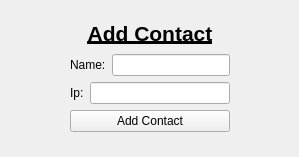
Qt form Linpop/addcontactwindow.ui (BAKFR/linpop) before a commit.
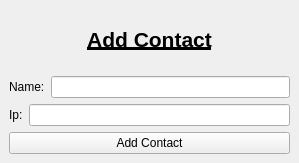
The same form after that commit.

Commit message: I forgot to add resizing to addcontactwindow. it is now done.

Patch:
```diff
--- a/Linpop/addcontactwindow.ui
+++ b/Linpop/addcontactwindow.ui
@@ -7,22 +7,15 @@
     <x>0</x>
     <y>0</y>
     <width>299</width>
-    <height>157</height>
+    <height>163</height>
    </rect>
   </property>
   <property name="windowTitle">
    <string>MainWindow</string>
   </property>
   <widget class="QWidget" name="centralwidget">
-   <widget class="QWidget" name="verticalLayoutWidget">
-    <property name="geometry">
-     <rect>
-      <x>70</x>
-      <y>20</y>
-      <width>160</width>
-      <height>112</height>
-     </rect>
-    </property>
+   <layout class="QVBoxLayout" name="verticalLayout_2">
+    <item>
     <layout class="QVBoxLayout" name="verticalLayout">
      <item>
       <widget class="QLabel" name="label">
@@ -71,7 +64,8 @@
       </widget>
      </item>
     </layout>
-   </widget>
+    </item>
+   </layout>
   </widget>
  </widget>
  <resources/>
```
Lines whose indentation alone changed are shown as unchanged.
